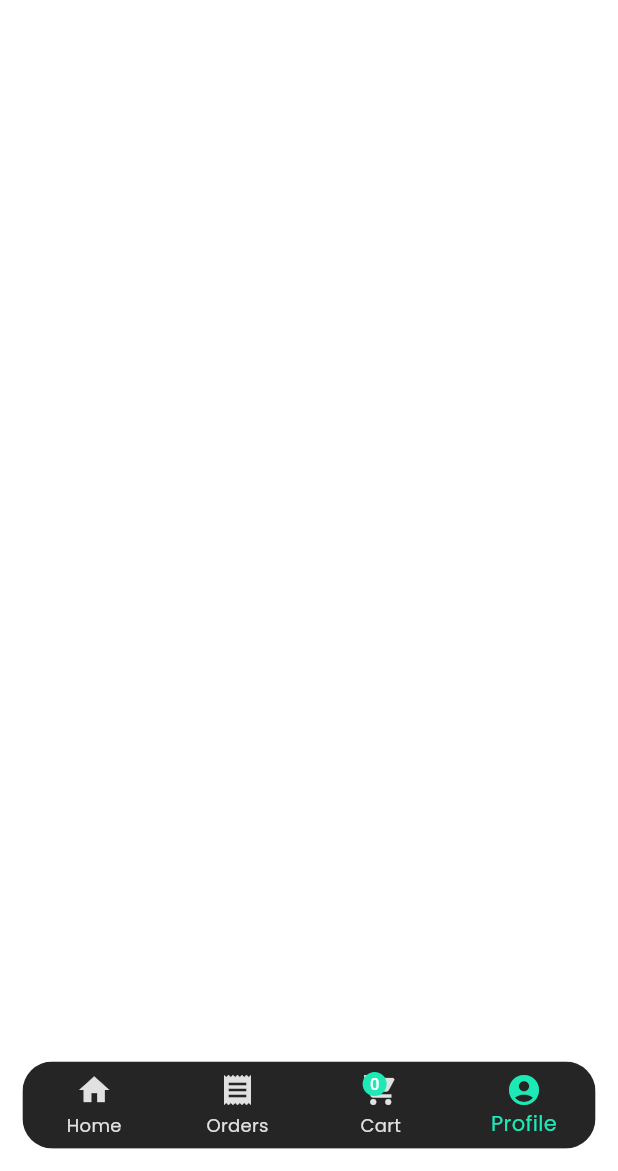
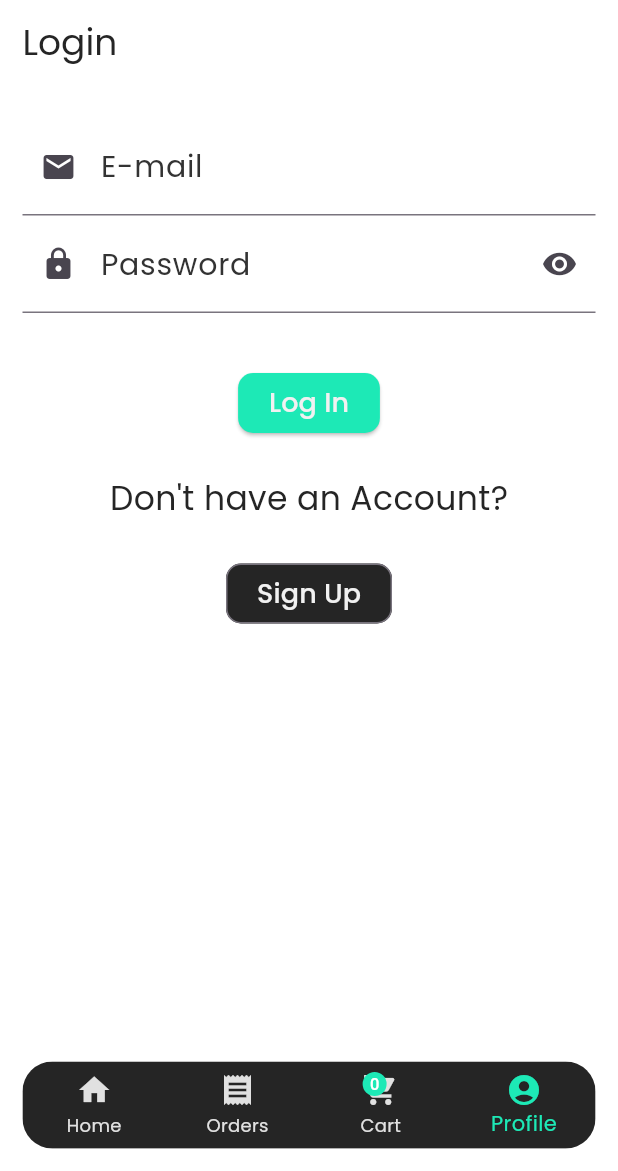
Before and after one commit to omar-arnous/Souq, a Flutter app: the screen it shows after launch, item 4 of the bottom bar chosen, on a phone screen of 412 x 824 dp, the part 65-1236 px from its top. Run offline on Flutter 3.47's test engine with Material 2 defaults, Android fonts, the phone set to English and light mode, and no system bars; our stand-ins replace dio, flutter_riverpod, go_router, google_fonts, shared_preferences, transparent_image; network calls fail.

Commit message:
Implemented login screen

```diff
--- a/lib/main.dart
+++ b/lib/main.dart
@@ -5,8 +5,9 @@ import 'package:souq/services/api_client.dart';
 import 'package:souq/services/cahce_storage.dart';
 import 'package:souq/theme.dart';
 
-void main() {
-  CacheStorage.init();
+void main() async {
+  WidgetsFlutterBinding.ensureInitialized();
+  await CacheStorage.init();
   ApiClient.init();
   runApp(
     const ProviderScope(
--- a/lib/screens/layout.dart
+++ b/lib/screens/layout.dart
@@ -4,12 +4,14 @@ import 'package:souq/providers/app_provider.dart';
 import 'package:souq/providers/cart_provider.dart';
 import 'package:souq/screens/cart.dart';
 import 'package:souq/screens/home.dart';
+import 'package:souq/screens/login.dart';
 import 'package:souq/screens/orders.dart';
 
 const screens = [
   HomeScreen(),
   OrdersScreen(),
   CartScreen(),
+  LoginScreen(),
 ];
 
 class Layout extends ConsumerWidget {
--- /dev/null
+++ b/lib/screens/login.dart
@@ -0,0 +1,101 @@
+import 'package:flutter/material.dart';
+import 'package:flutter_riverpod/flutter_riverpod.dart';
+import 'package:go_router/go_router.dart';
+
+class LoginScreen extends ConsumerStatefulWidget {
+  const LoginScreen({super.key});
+
+  @override
+  ConsumerState<LoginScreen> createState() => _LoginScreenState();
+}
+
+class _LoginScreenState extends ConsumerState<LoginScreen> {
+  final _emailController = TextEditingController();
+  final _passwordController = TextEditingController();
+  bool secureText = true;
+
+  @override
+  void dispose() {
+    _emailController.dispose();
+    _passwordController.dispose();
+    super.dispose();
+  }
+
+  @override
+  Widget build(BuildContext context) {
+    return Container(
+      margin: const EdgeInsets.symmetric(horizontal: 15),
+      child: Center(
+        child: Column(
+          crossAxisAlignment: CrossAxisAlignment.start,
+          children: [
+            Text(
+              'Login',
+              style: Theme.of(context).textTheme.titleLarge,
+            ),
+            const SizedBox(height: 36),
+            Form(
+              child: SingleChildScrollView(
+                child: Column(
+                  children: [
+                    TextFormField(
+                      controller: _emailController,
+                      decoration: const InputDecoration(
+                        label: Text(
+                          'E-mail',
+                        ),
+                        prefixIcon: Icon(Icons.email),
+                      ),
+                      keyboardType: TextInputType.emailAddress,
+                      textInputAction: TextInputAction.next,
+                      cursorColor: const Color(0xff1DE9B6),
+                    ),
+                    TextFormField(
+                      controller: _passwordController,
+                      decoration: InputDecoration(
+                        prefixIcon: const Icon(Icons.lock),
+                        label: const Text(
+                          'Password',
+                        ),
+                        suffixIcon: IconButton(
+                          onPressed: () {
+                            setState(() {
+                              secureText = !secureText;
+                            });
+                          },
+                          icon: secureText
+                              ? const Icon(Icons.visibility)
+                              : const Icon(Icons.visibility_off),
+                        ),
+                      ),
+                      cursorColor: const Color(0xff1DE9B6),
+                      obscureText: secureText,
+                      enableSuggestions: false,
+                      autocorrect: false,
+                      textInputAction: TextInputAction.done,
+                    ),
+                    const SizedBox(height: 36),
+                    ElevatedButton(
+                      onPressed: () {},
+                      child: const Text('Log In'),
+                    ),
+                    const SizedBox(height: 24),
+                    Text(
+                      'Don\'t have an Account?',
+                      style: Theme.of(context).textTheme.bodyMedium,
+                    ),
+                    const SizedBox(height: 24),
+                    OutlinedButton(
+                      onPressed: () => context.go('/signup'),
+                      child: const Text('Sign Up'),
+                    ),
+                  ],
+                ),
+              ),
+            ),
+          ],
+        ),
+      ),
+    );
+  }
+}
--- a/lib/screens/orders.dart
+++ b/lib/screens/orders.dart
@@ -6,8 +6,8 @@ class OrdersScreen extends ConsumerWidget {
 
   @override
   Widget build(BuildContext context, WidgetRef ref) {
-    return Center(
-      child: Text('Orders Screen'),
+    return const Center(
+      child: Text('No Orders Available'),
     );
   }
 }
--- a/lib/services/api_client.dart
+++ b/lib/services/api_client.dart
@@ -9,8 +9,8 @@ class ApiClient {
   static Dio init() {
     final options =
         BaseOptions(baseUrl: 'http://192.168.1.109:4000/api/v1', headers: {
-      'Authorization': CacheStorage.getToken(),
-      'uid': CacheStorage.getid(),
+      // 'Authorization': CacheStorage.getCache(),
+      // 'uid': CacheStorage.getid(),
     });
     _dio = Dio(options);
     return _dio;
--- a/lib/theme.dart
+++ b/lib/theme.dart
@@ -84,6 +84,16 @@ class SouqTheme {
         clipBehavior: Clip.hardEdge,
         elevation: 2,
       ),
+      inputDecorationTheme: const InputDecorationTheme(
+        labelStyle: TextStyle(
+          color: Color(0xff333333),
+        ),
+        focusedBorder: UnderlineInputBorder(
+          borderSide: BorderSide(
+            color: Color(0xff1DE9B6),
+          ),
+        ),
+      ),
       textTheme: textTheme,
     );
   }
```
Also changed, not shown: lib/services/cahce_storage.dart (+3 -16 lines), lib/widgets/product_item.dart (+0 -11 lines).
